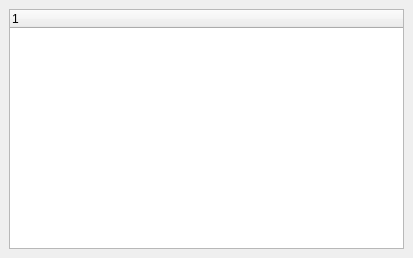
Qt form src/qt-console/clients/clients.ui (naszaklasa/bacula) before a commit.
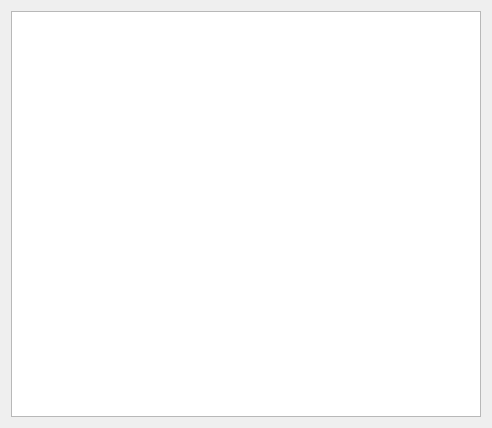
The same form after that commit. Icons and pictures are not drawn.

```diff
--- a/src/qt-console/clients/clients.ui
+++ b/src/qt-console/clients/clients.ui
@@ -5,22 +5,16 @@
    <rect>
     <x>0</x>
     <y>0</y>
-    <width>413</width>
-    <height>258</height>
+    <width>492</width>
+    <height>428</height>
    </rect>
   </property>
   <property name="windowTitle" >
    <string>Client Tree</string>
   </property>
   <layout class="QGridLayout" >
-   <property name="margin" >
-    <number>9</number>
-   </property>
-   <property name="spacing" >
-    <number>6</number>
-   </property>
    <item row="0" column="0" >
-    <widget class="QTreeWidget" name="mp_treeWidget" />
+    <widget class="QTableWidget" name="tableWidget" />
    </item>
   </layout>
   <action name="actionRefreshClients" >
```
Left out of the diff: 10 changed lines with no effect on the pictures.
